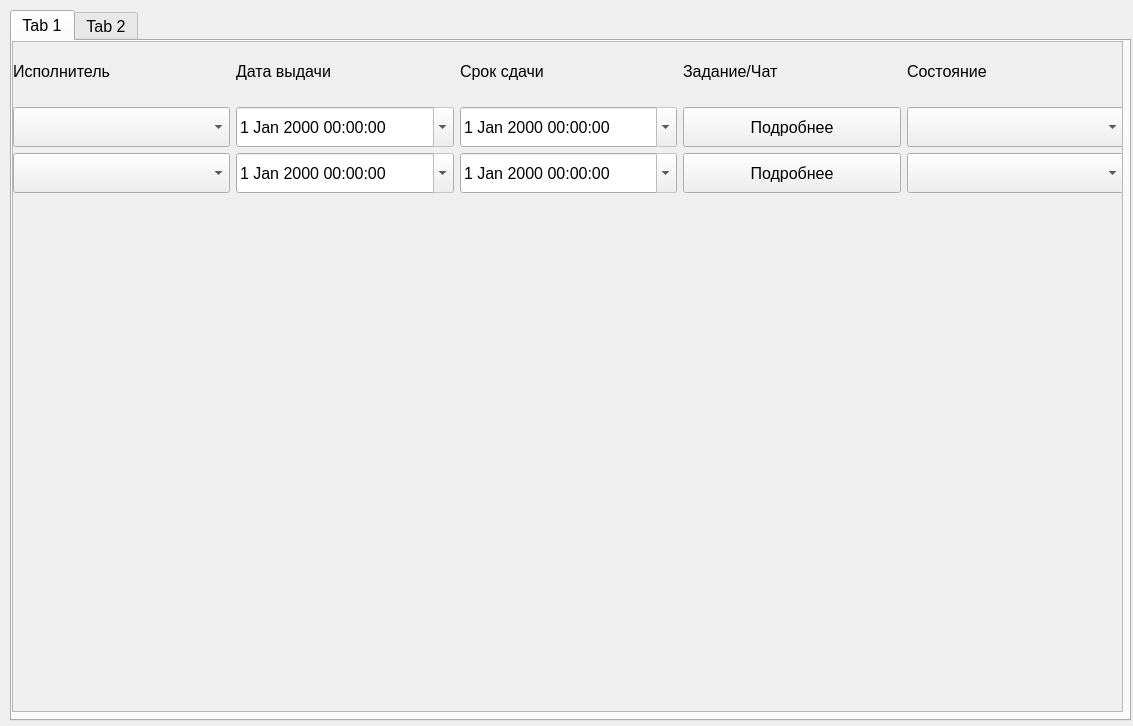
AnGREATern/kanbaner, file tasks.ui: the form before one commit.
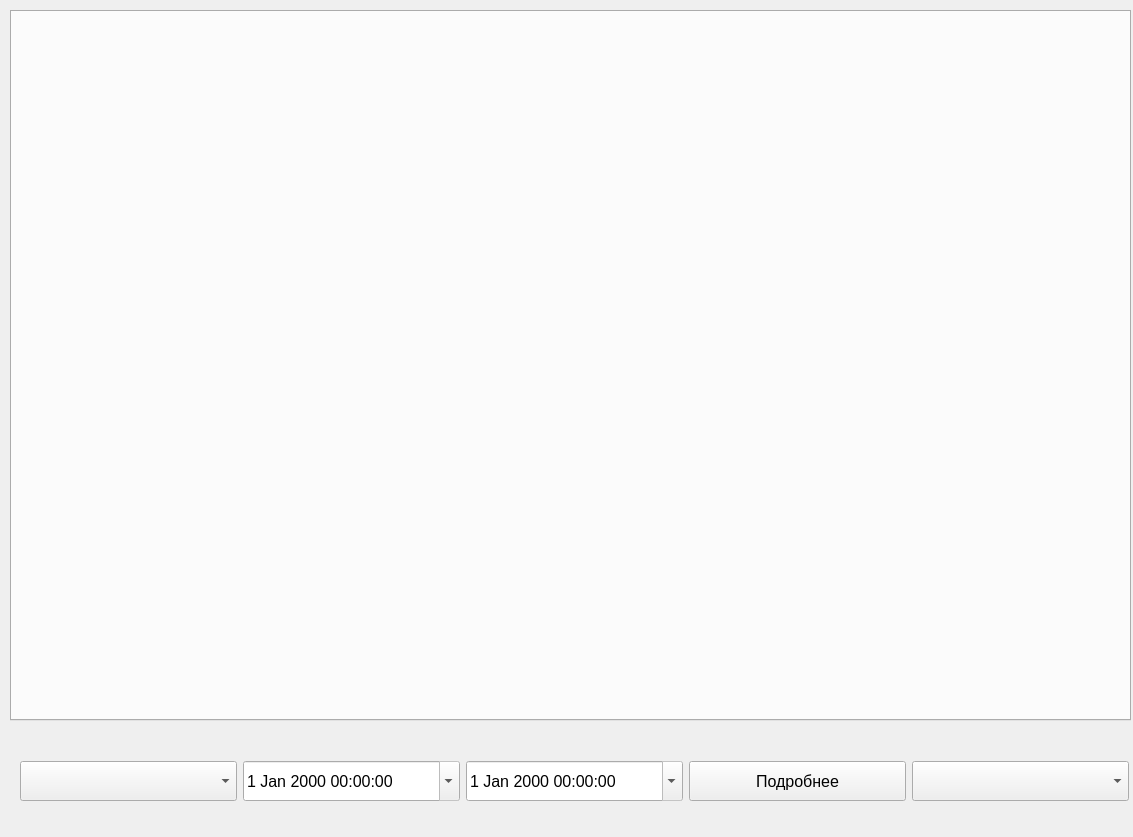
The form after the commit.

Commit message: Создание столбцов в канбане

Diff of the .ui file:
```diff
--- a/tasks.ui
+++ b/tasks.ui
@@ -7,7 +7,7 @@
     <x>0</x>
     <y>0</y>
     <width>1133</width>
-    <height>726</height>
+    <height>837</height>
    </rect>
   </property>
   <property name="windowTitle">
@@ -31,83 +31,18 @@
     <number>0</number>
    </property>
    <property name="movable">
-    <bool>true</bool>
+    <bool>false</bool>
    </property>
-   <widget class="QWidget" name="tab">
-    <attribute name="title">
-     <string>Tab 1</string>
-    </attribute>
-    <widget class="QScrollArea" name="scrollArea">
+  </widget>
+  <widget class="QWidget" name="">
      <property name="geometry">
       <rect>
-       <x>0</x>
-       <y>0</y>
-       <width>1111</width>
-       <height>671</height>
-      </rect>
-     </property>
-     <property name="widgetResizable">
-      <bool>true</bool>
-     </property>
-     <widget class="QWidget" name="scrollAreaWidgetContents">
-      <property name="geometry">
-       <rect>
-        <x>0</x>
-        <y>0</y>
+     <x>20</x>
+     <y>760</y>
         <width>1109</width>
-        <height>669</height>
-       </rect>
-      </property>
-      <widget class="QWidget" name="verticalLayoutWidget_2">
-       <property name="geometry">
-        <rect>
-         <x>0</x>
-         <y>0</y>
-         <width>1111</width>
-         <height>151</height>
-        </rect>
-       </property>
-       <layout class="QVBoxLayout" name="verticalLayout_2">
-        <item>
-         <layout class="QHBoxLayout" name="horizontalLayout_3">
-          <item>
-           <widget class="QLabel" name="label_2">
-            <property name="text">
-             <string>Исполнитель</string>
-            </property>
-           </widget>
-          </item>
-          <item>
-           <widget class="QLabel" name="label">
-            <property name="text">
-             <string>Дата выдачи</string>
-            </property>
-           </widget>
-          </item>
-          <item>
-           <widget class="QLabel" name="label_3">
-            <property name="text">
-             <string>Срок сдачи</string>
-            </property>
-           </widget>
-          </item>
-          <item>
-           <widget class="QLabel" name="label_4">
-            <property name="text">
-             <string>Задание/Чат</string>
-            </property>
-           </widget>
-          </item>
-          <item>
-           <widget class="QLabel" name="label_9">
-            <property name="text">
-             <string>Состояние</string>
-            </property>
-           </widget>
-          </item>
-         </layout>
-        </item>
-        <item>
+     <height>42</height>
+    </rect>
+   </property>
          <layout class="QHBoxLayout" name="horizontalLayout">
           <item>
            <widget class="QComboBox" name="cbDoer">
@@ -190,124 +125,6 @@
            </widget>
           </item>
          </layout>
-        </item>
-        <item>
-         <layout class="QHBoxLayout" name="horizontalLayout_2">
-          <item>
-           <widget class="QComboBox" name="cbDoer_2">
-            <property name="minimumSize">
-             <size>
-              <width>0</width>
-              <height>40</height>
-             </size>
-            </property>
-           </widget>
-          </item>
-          <item>
-           <widget class="QDateTimeEdit" name="dtBefore_2">
-            <property name="minimumSize">
-             <size>
-              <width>0</width>
-              <height>40</height>
-             </size>
-            </property>
-            <property name="font">
-             <font>
-              <pointsize>12</pointsize>
-             </font>
-            </property>
-            <property name="readOnly">
-             <bool>true</bool>
-            </property>
-            <property name="calendarPopup">
-             <bool>true</bool>
-            </property>
-           </widget>
-          </item>
-          <item>
-           <widget class="QDateTimeEdit" name="dtAfter_2">
-            <property name="minimumSize">
-             <size>
-              <width>0</width>
-              <height>40</height>
-             </size>
-            </property>
-            <property name="font">
-             <font>
-              <pointsize>12</pointsize>
-             </font>
-            </property>
-            <property name="readOnly">
-             <bool>true</bool>
-            </property>
-            <property name="calendarPopup">
-             <bool>true</bool>
-            </property>
-           </widget>
-          </item>
-          <item>
-           <widget class="QPushButton" name="pb_more_2">
-            <property name="minimumSize">
-             <size>
-              <width>0</width>
-              <height>40</height>
-             </size>
-            </property>
-            <property name="font">
-             <font>
-              <pointsize>12</pointsize>
-             </font>
-            </property>
-            <property name="text">
-             <string>Подробнее</string>
-            </property>
-           </widget>
-          </item>
-          <item>
-           <widget class="QComboBox" name="cbDoer_6">
-            <property name="minimumSize">
-             <size>
-              <width>0</width>
-              <height>40</height>
-             </size>
-            </property>
-           </widget>
-          </item>
-         </layout>
-        </item>
-       </layout>
-      </widget>
-     </widget>
-    </widget>
-   </widget>
-   <widget class="QWidget" name="tab_2">
-    <attribute name="title">
-     <string>Tab 2</string>
-    </attribute>
-    <widget class="QScrollArea" name="scrollArea_2">
-     <property name="geometry">
-      <rect>
-       <x>0</x>
-       <y>0</y>
-       <width>1111</width>
-       <height>671</height>
-      </rect>
-     </property>
-     <property name="widgetResizable">
-      <bool>true</bool>
-     </property>
-     <widget class="QWidget" name="scrollAreaWidgetContents_2">
-      <property name="geometry">
-       <rect>
-        <x>0</x>
-        <y>0</y>
-        <width>1109</width>
-        <height>669</height>
-       </rect>
-      </property>
-     </widget>
-    </widget>
-   </widget>
   </widget>
  </widget>
  <resources/>
```
Left out of the diff: 2 changed lines with no effect on the pictures. Lines whose indentation alone changed are shown as unchanged. The commit also changes 1 other file.
